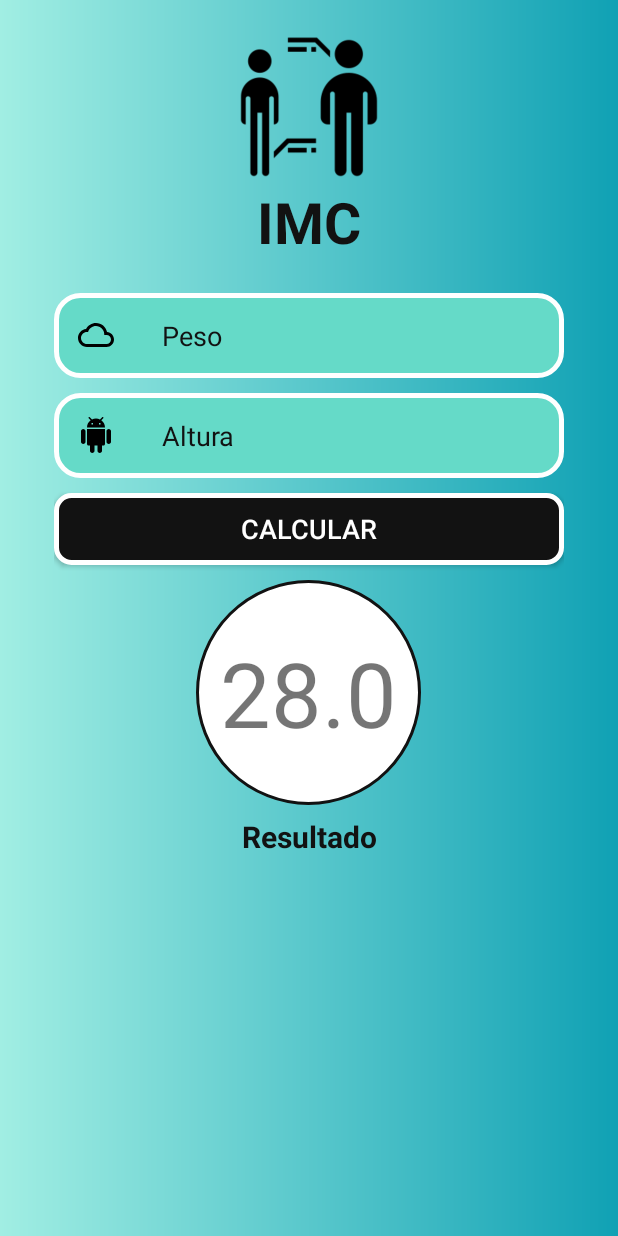
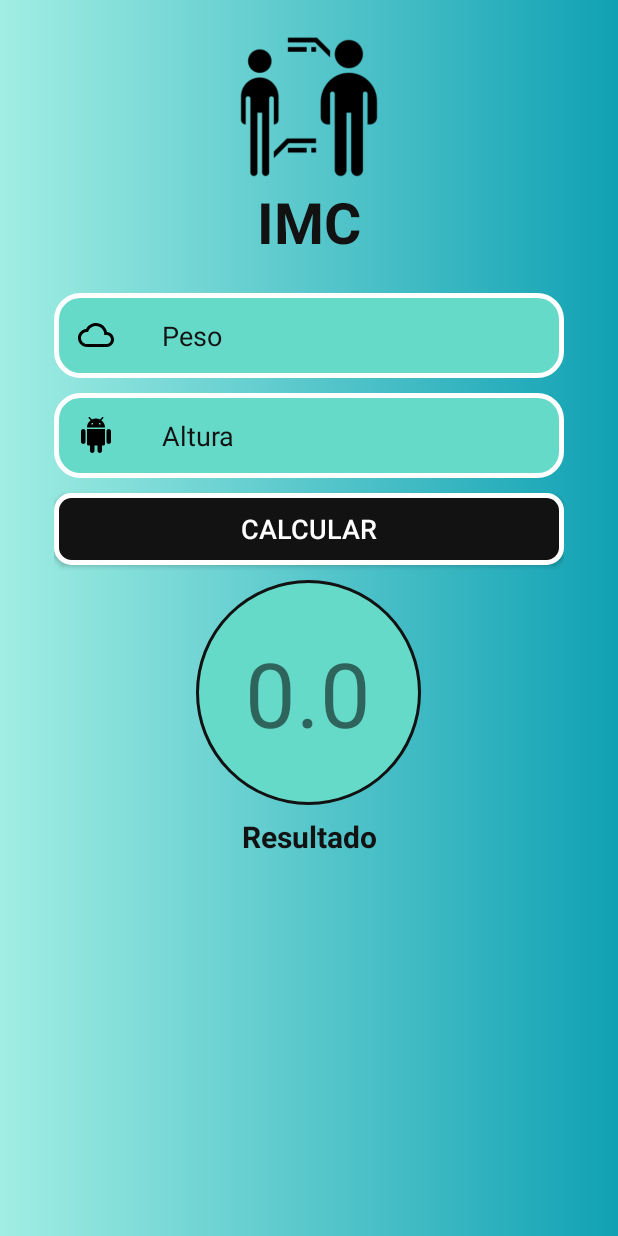
Before and after one commit to GabrielTSR/calculadoraIMC-Kotlin, an Android app: the screen it shows after launch (MainActivity), on a phone screen of 412 x 824 dp. Run offline under Robolectric (Android 15) with nearby library versions, the light colour scheme and no system bars.

Commit message:
projeto atendendo as solicitacoes

```diff
--- /dev/null
+++ b/app/src/main/java/com/example/calculadoraimc/CalcularImc.kt
@@ -0,0 +1,5 @@
+package com.example.calculadoraimc
+
+fun calcularImc(altura: Double, peso: Double):Double {
+    return peso / (altura * altura)
+}
--- a/app/src/main/res/drawable/button_border.xml
+++ b/app/src/main/res/drawable/button_border.xml
@@ -3,6 +3,6 @@
 
     <corners android:radius="10dp"/>
     <stroke android:color="#ffffff" android:width="3dp"/>
-    <solid android:color="#121212"/>
+    <solid android:color="@color/blackWeak"/>
 
 </shape>
--- a/app/src/main/res/drawable/edit_text_border.xml
+++ b/app/src/main/res/drawable/edit_text_border.xml
@@ -1,6 +1,6 @@
 <?xml version="1.0" encoding="utf-8"?>
 <shape android:shape="rectangle" xmlns:android="http://schemas.android.com/apk/res/android">
     <corners android:radius="16dp"/>
-    <stroke android:color="#ffffff" android:width="3dp"  />
-    <solid android:color="#65DAC8"/>
+    <stroke android:color="@color/white" android:width="3dp"  />
+    <solid android:color="@color/colorPrimary"/>
 </shape>
--- a/app/src/main/res/drawable/resultado_container.xml
+++ b/app/src/main/res/drawable/resultado_container.xml
@@ -1,6 +1,6 @@
 <?xml version="1.0" encoding="utf-8"?>
 <shape android:shape="oval" xmlns:android="http://schemas.android.com/apk/res/android">
-    <solid android:color="#ffffff"/>
-    <stroke android:width="2dp" android:color="#121212"/>
+    <solid android:color="@color/colorPrimary"/>
+    <stroke android:width="2dp" android:color="@color/blackWeak"/>
 
 </shape>
--- a/app/src/main/res/layout/activity_main.xml
+++ b/app/src/main/res/layout/activity_main.xml
@@ -4,9 +4,9 @@
     xmlns:tools="http://schemas.android.com/tools"
     android:layout_width="match_parent"
     android:layout_height="match_parent"
+    android:background="@drawable/activity_background"
     android:orientation="vertical"
-    tools:context=".MainActivity"
-    android:background= "@drawable/activity_background">
+    tools:context=".MainActivity">
 
     <ScrollView
         android:layout_width="match_parent"
@@ -32,7 +32,7 @@
                 android:layout_gravity="center"
                 android:gravity="center"
                 android:text="IMC"
-                android:textColor="#121212"
+                android:textColor="@color/blackWeak"
                 android:textSize="38sp"
                 android:textStyle="bold"
                 app:layout_constraintBottom_toBottomOf="parent"
@@ -41,6 +41,7 @@
                 app:layout_constraintTop_toTopOf="parent" />
 
             <EditText
+                android:id="@+id/peso"
                 android:layout_width="match_parent"
                 android:layout_height="wrap_content"
                 android:layout_marginTop="22dp"
@@ -48,11 +49,13 @@
                 android:drawableStart="@drawable/peso_icone"
                 android:drawablePadding="32dp"
                 android:hint="Peso"
+                android:inputType="numberDecimal"
                 android:padding="16dp"
-                android:textColorHint="#121212" />
+                android:textColorHint="@color/blackWeak" />
             <!--   drawableTint pinta o drawable-->
 
             <EditText
+                android:id="@+id/altura"
                 android:layout_width="match_parent"
                 android:layout_height="wrap_content"
                 android:layout_marginTop="10dp"
@@ -60,19 +63,22 @@
                 android:drawableStart="@drawable/altura_icone"
                 android:drawablePadding="32dp"
                 android:hint="Altura"
+                android:inputType="numberDecimal"
                 android:padding="16dp"
-                android:textColorHint="#121212" />
+                android:textColorHint="@color/blackWeak" />
 
             <Button
+                android:id="@+id/buttonCalcular"
                 android:layout_width="match_parent"
                 android:layout_height="wrap_content"
                 android:layout_marginTop="10dp"
                 android:background="@drawable/button_border"
                 android:text="CALCULAR"
-                android:textColor="#ffffff"
+                android:textColor="@color/white"
                 android:textSize="18sp" />
 
             <TextView
+                android:id="@+id/numeroImc"
                 android:layout_width="150dp"
                 android:layout_height="150dp"
                 android:layout_gravity="center"
@@ -80,16 +86,17 @@
                 android:background="@drawable/resultado_container"
                 android:gravity="center"
                 android:padding="16dp"
-                android:text="28.0"
+                android:text="0.0"
                 android:textSize="60sp" />
 
             <TextView
+                android:id="@+id/statusImc"
                 android:layout_width="match_parent"
                 android:layout_height="wrap_content"
                 android:layout_marginTop="7dp"
                 android:text="Resultado"
                 android:textAlignment="center"
-                android:textColor="#121212"
+                android:textColor="@color/blackWeak"
                 android:textSize="20sp"
                 android:textStyle="bold" />
 
--- a/app/src/main/res/values/colors.xml
+++ b/app/src/main/res/values/colors.xml
@@ -1,6 +1,8 @@
 <?xml version="1.0" encoding="utf-8"?>
 <resources>
-    <color name="colorPrimary">#008577</color>
+    <color name="colorPrimary">#65DAC8</color>
     <color name="colorPrimaryDark">#00574B</color>
     <color name="colorAccent">#D81B60</color>
+    <color name="blackWeak">#121212</color>
+    <color name="white">#ffffff</color>
 </resources>
```
Also changed, not shown: app/src/main/java/com/example/calculadoraimc/ExibirImc.kt (added, +10 -0 lines), app/src/main/java/com/example/calculadoraimc/MainActivity.kt (+16 -0 lines), app/src/main/java/com/example/calculadoraimc/definirStatusImc.kt (added, +12 -0 lines).
